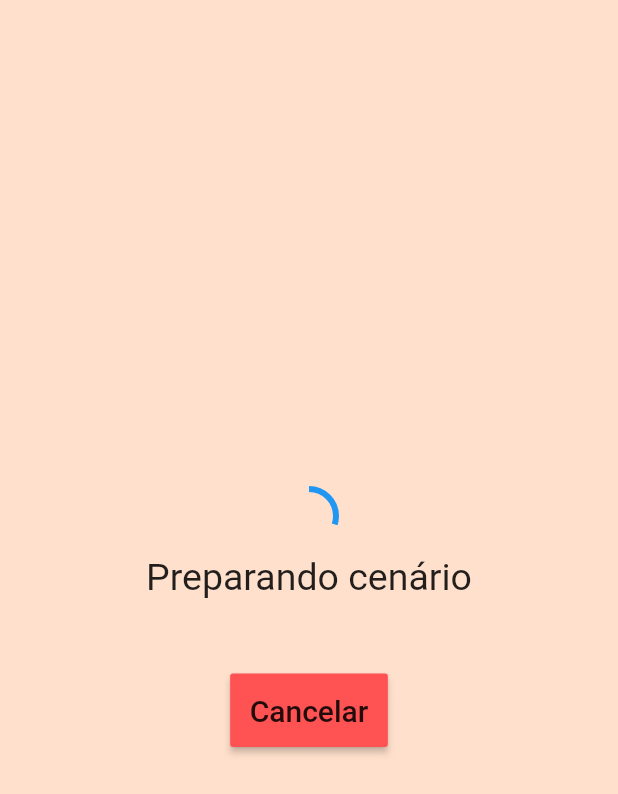
After one commit to Anzell/prototipoCorridadS, a Flutter app: the Loading screen opened directly, after a tap on "Cancelar", on a phone screen of 412 x 824 dp. The commit adds this screen. Shown: the top 794 px of the screen. Run offline on Flutter 3.47's test engine with Material 2 defaults, Android fonts, the phone set to English and light mode, and no system bars; statements that could not run were skipped.

Commit message:
Tela Loading

```diff
--- /dev/null
+++ b/corrida_de_saco_prototipe/lib/screens/loading.dart
@@ -0,0 +1,131 @@
+import 'dart:async';
+
+import 'package:flutter/material.dart';
+
+class Loading extends StatefulWidget {
+  _LoadingState createState() => _LoadingState();
+}
+
+class _LoadingState extends State<Loading> {
+  load() {
+    Timer(Duration(seconds: 1), () {
+      setState(() {
+        _value += 0.1;
+      });
+      Timer(Duration(seconds: 1), () {
+        setState(() {
+          _value += 0.1;
+          _message = "Jogadores encontrados";
+        });
+        Timer(Duration(seconds: 1), () {
+          setState(() {
+            _value += 0.1;
+            _message = "Preparando cenário";
+          });
+          Timer(Duration(milliseconds: 500), () {
+            setState(() {
+              _value += 0.2;
+              _message = "Preparando cenário";
+            });
+            Timer(Duration(milliseconds: 500), () {
+              setState(() {
+                _value += 0.3;
+                _message = "Preparando cenário";
+              });
+              Timer(Duration(seconds: 1), () {
+                setState(() {
+                  _value += 0.1;
+                  _message = "Iniciando Jogo";
+                });
+                Timer(Duration(seconds: 1), () {
+                  setState(() {
+                    _value += 0.1;
+                    _message = "Iniciando Jogo";
+                  });
+                });
+              });
+            });
+          });
+        });
+      });
+    });
+  }
+
+  @override
+  void initState() {
+    super.initState();
+    load();
+  }
+
+  double _value = 0;
+  String _message = "Buscando jogadores";
+  @override
+  Widget build(BuildContext context) {
+    return Scaffold(
+
+      body: Column(
+        mainAxisAlignment: MainAxisAlignment.center,
+        children: <Widget>[
+          Center(
+            child: CircularProgressIndicator(
+              value: _value,
+            ),
+          ),
+          SizedBox(
+            height: 8.0,
+          ),
+          Text(
+            "${_message}",
+            textAlign: TextAlign.center,
+            style: TextStyle(fontSize: 25.0),
+          ),
+          SizedBox(
+            height: 50.0,
+          ),
+          RaisedButton(
+            padding: EdgeInsets.all(13.0),
+            color: Colors.redAccent,
+            child: Text(
+              "Cancelar",
+              style: TextStyle(fontSize: 20.0),
+            ),
+            onPressed: () {
+              return showDialog(
+                  context: context,
+                  builder: (BuildContext context) {
+                    return AlertDialog(
+                      title: Text(
+                        "Cancelar",
+                        textAlign: TextAlign.center,
+                      ),
+                      content: Text("Deseja realmente cancelar a partida?"),
+                      actions: <Widget>[
+
+                        Row(
+                          mainAxisAlignment: MainAxisAlignment.start,
+                          children: <Widget>[
+                            FlatButton(
+                              onPressed: () {
+                                Navigator.of(context).pop();
+                              },
+                              child: Text("Não"),
+                            ),
+                            FlatButton(
+                              child: Text("Sim",style: TextStyle(color: Colors.redAccent),),
+                              onPressed: () {
+                                Navigator.of(context).pop();
+                                Navigator.of(context).pop();
+                              },
+                            )
+                          ],
+                        ),
+                      ],
+                    );
+                  });
+            },
+          )
+        ],
+      ),
+    );
+  }
+}
```
Also changed, not shown: corrida_de_saco_prototipe/lib/main.dart (+2 -5 lines).
